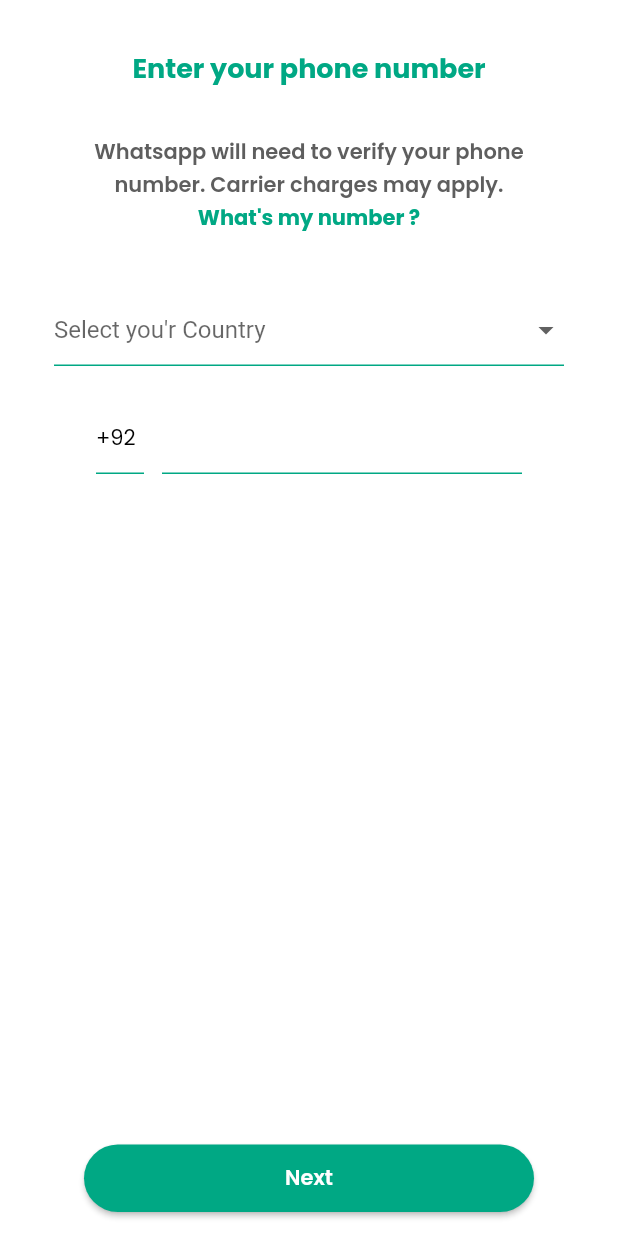
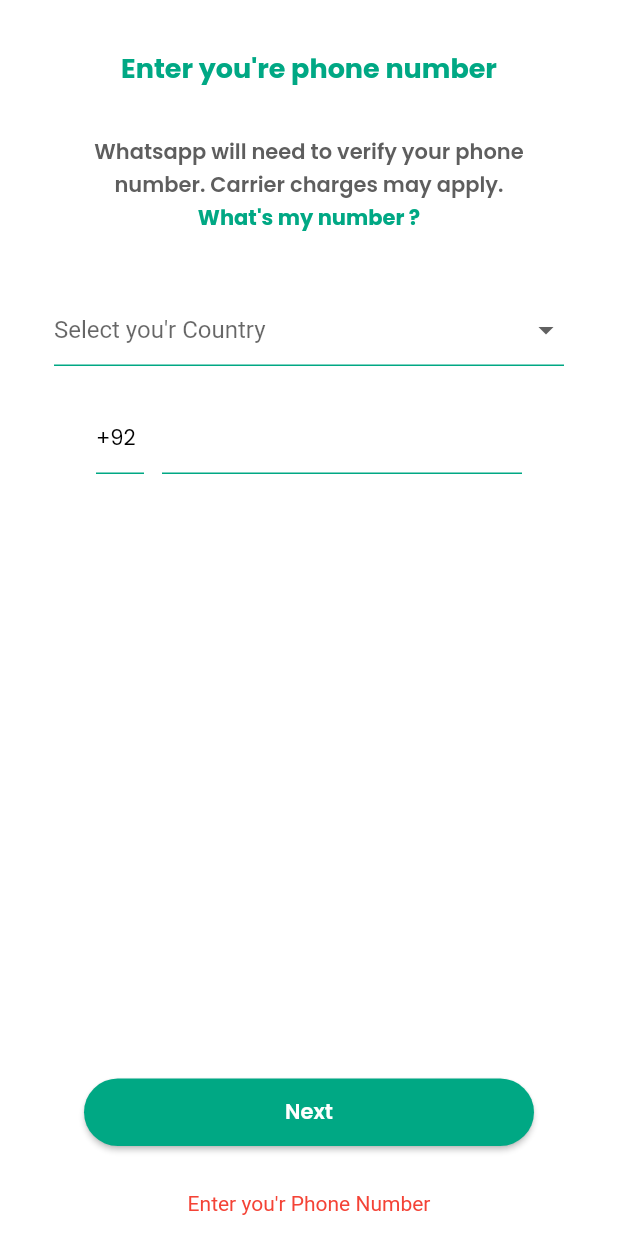
Before and after one commit to crazy-coder-018/whatsapp_clone, a Flutter app: the LoginPage screen opened directly, after a tap on "Next", on a phone screen of 412 x 824 dp. Run offline on Flutter 3.47's test engine with Material 3 defaults, Android fonts, the phone set to English and light mode, and no system bars.

Commit message:
sone changing

```diff
--- a/lib/screens/login_page/login_page.dart
+++ b/lib/screens/login_page/login_page.dart
@@ -1,12 +1,15 @@
 // ignore_for_file: unused_field, use_key_in_widget_constructors, must_be_immutable, prefer_final_fields
 
 import 'package:flutter/material.dart';
+import 'package:whatsapp_clone/screens/OTP/otp_screen.dart';
 import 'package:whatsapp_clone/widgets/ui_helper.dart';
 
 class LoginPage extends StatefulWidget {
   @override
   State<LoginPage> createState() => _LoginPageState();
 }
+
+TextEditingController phone_Controller = TextEditingController();
 
 class _LoginPageState extends State<LoginPage> {
   String _selectedCountry = 'Pakistan';
@@ -23,6 +26,30 @@
     "Amarica",
   ];
 
+  login(String phone_number) {
+    if (phone_number == "") {
+      return ScaffoldMessenger.of(context).showSnackBar(
+        SnackBar(
+          content: Center(
+            child: Text(
+              'Enter you\'r Phone Number',
+              style: TextStyle(color: Colors.red),
+            ),
+          ),
+          backgroundColor: Colors.transparent,
+          elevation: 0,
+          duration: Duration(seconds: 5),
+        ),
+      );
+    } else {
+      Navigator.push(
+        context,
+        MaterialPageRoute(builder: (context) => OtpScreen()),
+      );
+    }
+    setState(() {});
+  }
+
   @override
   Widget build(BuildContext context) {
     return Scaffold(
@@ -36,7 +63,7 @@
 
               // Main Heading (Enter your phone number)
               UiHelper.CustomText(
-                text: 'Enter your phone number',
+                text: 'Enter you\'re phone number',
                 height: 18,
                 fontFamily: 'Poppins-Bold',
                 color: Color(0xFF00A884),
@@ -144,10 +171,11 @@
 
                   SizedBox(width: 12),
 
-                  // Number Enter Text
+                  // Number TextFeild
                   SizedBox(
                     width: 240,
                     child: TextField(
+                      controller: phone_Controller,
                       keyboardType: TextInputType.number,
                       decoration: InputDecoration(
                         enabledBorder: UnderlineInputBorder(
@@ -166,7 +194,9 @@
         ),
       ),
       floatingActionButton: UiHelper.CustomButton(
-        callBack: () {},
+        callBack: () {
+          login(phone_Controller.text.toString());
+        },
         buttonName: 'Next',
       ),
       floatingActionButtonLocation: FloatingActionButtonLocation.centerFloat,
```
Also changed, not shown: lib/screens/OTP/otp_screen.dart (added, +235 -0 lines).
